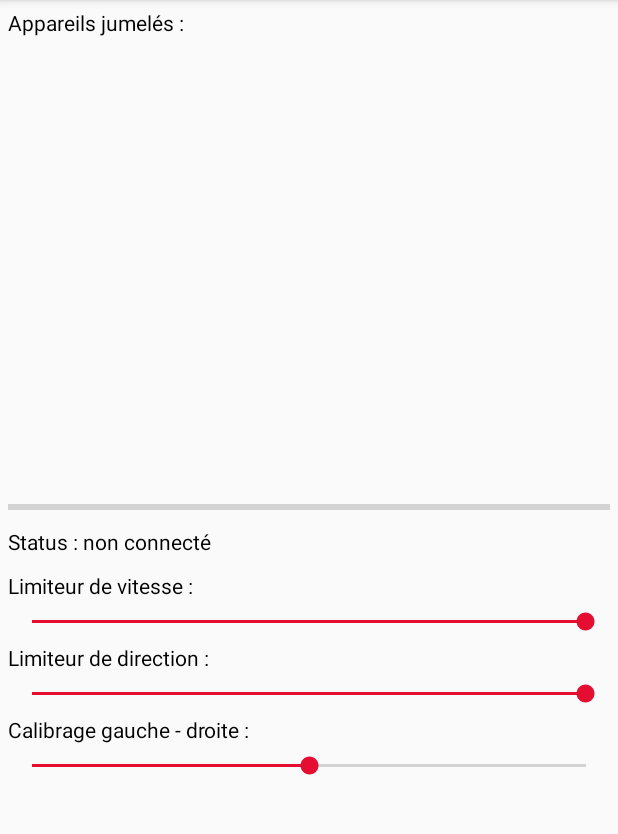
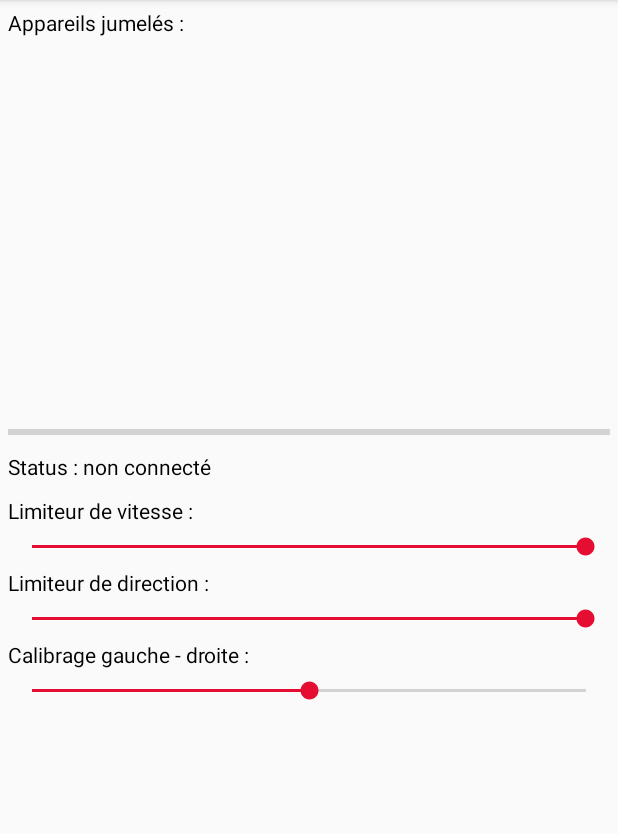
Before and after one commit to RobotechLille/Eestec-o-botique, an Android app: the screen it shows after launch (MainActivity), on a phone screen of 412 x 824 dp, the part 84-918 px from its top. Run offline under Robolectric (Android 15) with nearby library versions, the phone set to English and light mode, and no system bars.

Commit message:
Correction de bugs

```diff
--- a/Android/build.gradle
+++ b/Android/build.gradle
@@ -6,7 +6,7 @@ android {
         applicationId "me.robotech.eestecobotique"
         minSdkVersion 16
         targetSdkVersion 27
-        versionCode 4
+        versionCode 5
         versionName "1.1"
         testInstrumentationRunner "android.support.test.runner.AndroidJUnitRunner"
     }
--- a/Android/src/main/java/me/robotech/eestecobotique/AppareilAdapter.java
+++ b/Android/src/main/java/me/robotech/eestecobotique/AppareilAdapter.java
@@ -10,7 +10,6 @@ import android.view.ViewGroup;
 import android.widget.ArrayAdapter;
 import android.widget.TextView;
 
-import java.lang.reflect.Array;
 import java.util.ArrayList;
 import java.util.Set;
 
--- a/Android/src/main/java/me/robotech/eestecobotique/MainActivity.java
+++ b/Android/src/main/java/me/robotech/eestecobotique/MainActivity.java
@@ -5,9 +5,9 @@ import android.bluetooth.BluetoothDevice;
 import android.bluetooth.BluetoothSocket;
 import android.content.DialogInterface;
 import android.content.Intent;
+import android.os.Bundle;
 import android.support.v7.app.AlertDialog;
 import android.support.v7.app.AppCompatActivity;
-import android.os.Bundle;
 import android.view.Menu;
 import android.view.MenuInflater;
 import android.view.MenuItem;
@@ -37,9 +37,9 @@ public class MainActivity extends AppCompatActivity {
     private TextView status;
     private ProgressBar progressBar;
 
-    public static SeekBar limiteurVitesse;
-    public static SeekBar limiteurDirection;
-    public static SeekBar calibrage;
+    public static int limiteurVitesse = 100;
+    public static int limiteurDirection = 100;
+    public static int calibrage = 50;
     public static BluetoothSocket socket;
 
     @Override
@@ -59,9 +59,35 @@ public class MainActivity extends AppCompatActivity {
         appareilListView = findViewById(R.id.liste_appareils);
         status = findViewById(R.id.status);
         progressBar = findViewById(R.id.progressBar);
-        limiteurVitesse = findViewById(R.id.limiteur_vitesse);
-        limiteurDirection = findViewById(R.id.limiteur_direction);
-        calibrage = findViewById(R.id.calibrage);
+
+        SeekBar SBlimiteurVitesse = findViewById(R.id.limiteur_vitesse);
+        SeekBar SBlimiteurDirection = findViewById(R.id.limiteur_direction);
+        SeekBar SBcalibrage = findViewById(R.id.calibrage);
+
+        SBlimiteurVitesse.setOnSeekBarChangeListener(new SeekBar.OnSeekBarChangeListener() {
+            @Override
+            public void onProgressChanged(SeekBar seekBar, int progress, boolean fromUser) {limiteurVitesse = progress;}
+            @Override
+            public void onStartTrackingTouch(SeekBar seekBar) {}
+            @Override
+            public void onStopTrackingTouch(SeekBar seekBar) {}
+        });
+        SBlimiteurDirection.setOnSeekBarChangeListener(new SeekBar.OnSeekBarChangeListener() {
+            @Override
+            public void onProgressChanged(SeekBar seekBar, int progress, boolean fromUser) {limiteurDirection = progress;}
+            @Override
+            public void onStartTrackingTouch(SeekBar seekBar) {}
+            @Override
+            public void onStopTrackingTouch(SeekBar seekBar) {}
+        });
+        SBcalibrage.setOnSeekBarChangeListener(new SeekBar.OnSeekBarChangeListener() {
+            @Override
+            public void onProgressChanged(SeekBar seekBar, int progress, boolean fromUser) {calibrage = progress;}
+            @Override
+            public void onStartTrackingTouch(SeekBar seekBar) {}
+            @Override
+            public void onStopTrackingTouch(SeekBar seekBar) {}
+        });
 
         // bluetooth inactif ?
         if (!bluetoothAdapter.isEnabled()) {
--- a/Android/src/main/java/me/robotech/eestecobotique/Modes/ModeJoystickActivity.java
+++ b/Android/src/main/java/me/robotech/eestecobotique/Modes/ModeJoystickActivity.java
@@ -2,7 +2,6 @@ package me.robotech.eestecobotique.Modes;
 
 import android.content.res.Resources;
 import android.os.Bundle;
-import android.util.Log;
 import android.view.MotionEvent;
 import android.view.View;
 import android.view.ViewGroup;
--- a/Android/src/main/java/me/robotech/eestecobotique/Modes/ModeVaisseauActivity.java
+++ b/Android/src/main/java/me/robotech/eestecobotique/Modes/ModeVaisseauActivity.java
@@ -1,7 +1,6 @@
 package me.robotech.eestecobotique.Modes;
 
 import android.os.Bundle;
-import android.util.Log;
 import android.widget.SeekBar;
 
 import me.robotech.eestecobotique.ConnectionBluetooth;
@@ -59,11 +58,11 @@ public class ModeVaisseauActivity extends ModeActivity {
             droite = puissance;
             gauche = puissance;
         }else if(direction > 50){ // droiteSeekBar
-            droite = (int) ((double) puissance * ((100d - direction) / 50d));
+            droite = (int) (((double) puissance - 127d) * ((100d - direction) / 50d)) + 127;
             gauche = puissance;
         }else{ // gaucheSeekBar
             droite = puissance;
-            gauche = (int) ((double) puissance * (direction / 50d));
+            gauche = (int) (((double) puissance - 127d) * (direction / 50d)) + 127;
         }
     }
 
--- a/Android/src/main/res/layout/activity_main.xml
+++ b/Android/src/main/res/layout/activity_main.xml
@@ -1,9 +1,5 @@
 <?xml version="1.0" encoding="utf-8"?>
-<ScrollView xmlns:android="http://schemas.android.com/apk/res/android"
-    android:layout_width="match_parent"
-    android:layout_height="match_parent">
-
-    <LinearLayout
+<LinearLayout xmlns:android="http://schemas.android.com/apk/res/android"
     android:padding="5dp"
     android:layout_width="match_parent"
     android:layout_height="wrap_content"
@@ -18,8 +14,7 @@
     <ListView
         android:id="@+id/liste_appareils"
         android:layout_width="match_parent"
-            android:layout_height="300dp"
-            android:minHeight="300dp"/>
+        android:layout_height="250dp"/>
 
     <ProgressBar
         android:id="@+id/progressBar"
@@ -83,4 +78,3 @@
         android:layout_width="match_parent"
         android:layout_height="wrap_content" />
 </LinearLayout>
-</ScrollView>
--- a/Android/src/main/res/layout/activity_mode_joystick.xml
+++ b/Android/src/main/res/layout/activity_mode_joystick.xml
@@ -1,5 +1,6 @@
 <?xml version="1.0" encoding="utf-8"?>
 <FrameLayout xmlns:android="http://schemas.android.com/apk/res/android"
+    android:padding="@dimen/mode_activity_padding"
     android:layout_width="match_parent"
     android:layout_height="match_parent" >
 
--- a/Android/src/main/res/layout/activity_mode_tank.xml
+++ b/Android/src/main/res/layout/activity_mode_tank.xml
@@ -2,6 +2,7 @@
 <LinearLayout xmlns:android="http://schemas.android.com/apk/res/android"
     android:layout_width="match_parent"
     android:layout_height="match_parent"
+    android:padding="@dimen/mode_activity_padding"
     android:orientation="horizontal">
 
     <!-- Gauche -->
--- a/Android/src/main/res/layout/activity_mode_vaisseau.xml
+++ b/Android/src/main/res/layout/activity_mode_vaisseau.xml
@@ -2,6 +2,7 @@
 <LinearLayout xmlns:android="http://schemas.android.com/apk/res/android"
     android:layout_width="match_parent"
     android:layout_height="match_parent"
+    android:padding="@dimen/mode_activity_padding"
     android:orientation="horizontal">
 
     <!-- Direction -->
--- a/Android/src/main/res/layout/activity_mode_voiture.xml
+++ b/Android/src/main/res/layout/activity_mode_voiture.xml
@@ -2,6 +2,7 @@
 <LinearLayout xmlns:android="http://schemas.android.com/apk/res/android"
     android:layout_width="match_parent"
     android:layout_height="match_parent"
+    android:padding="@dimen/mode_activity_padding"
     android:orientation="horizontal">
 
     <!-- Direction -->
--- /dev/null
+++ b/Android/src/main/res/values/dimens.xml
@@ -0,0 +1,4 @@
+<?xml version="1.0" encoding="utf-8"?>
+<resources>
+    <dimen name="mode_activity_padding">20dp</dimen>
+</resources>
```
Also changed, not shown: Android/src/main/java/me/robotech/eestecobotique/ConnectionBluetooth.java (+14 -16 lines), Android/src/main/java/me/robotech/eestecobotique/Modes/ModeVoitureActivity.java (+5 -6 lines), 1 other file. Lines whose indentation alone changed are shown as unchanged.
